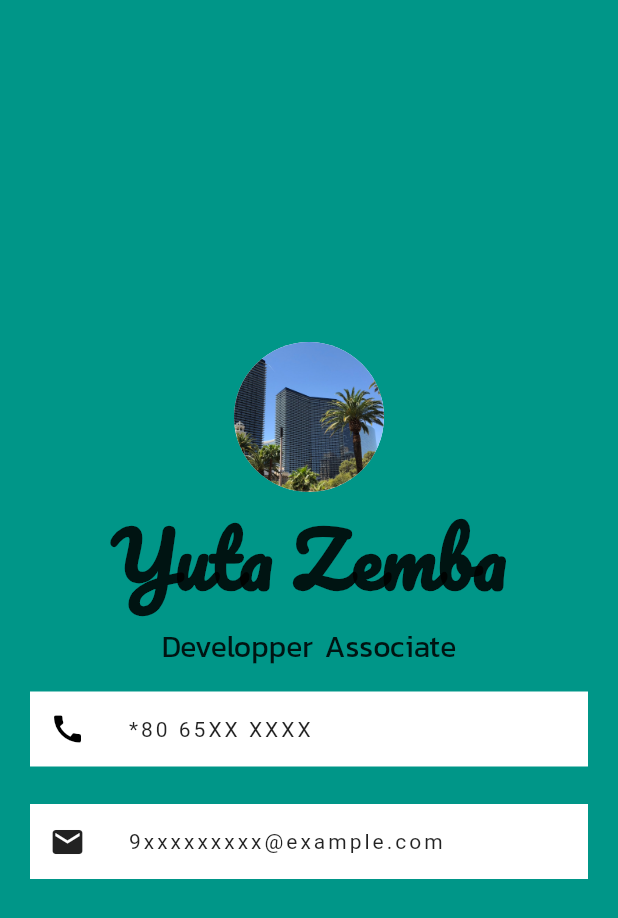
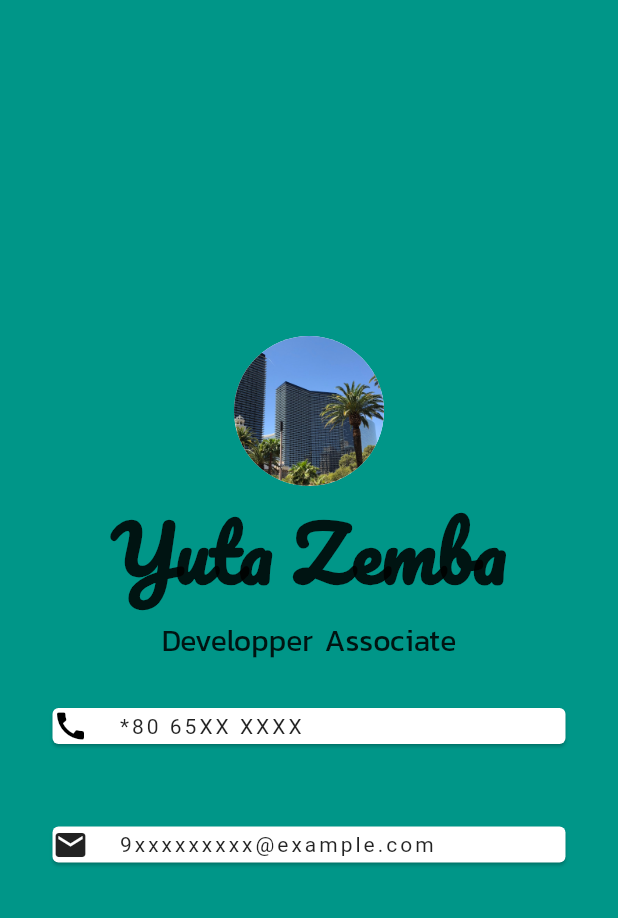
Before and after one commit to 9010atuy/MiCard, a Flutter app: the screen it shows after launch, on a phone screen of 412 x 824 dp. Shown: the top 918 px of the screen. Run offline on Flutter 3.47's test engine with Material 2 defaults, Android fonts, the phone set to English and light mode, and no system bars.

Commit message:
Use Card Widget

```diff
--- a/mi_card/lib/main.dart
+++ b/mi_card/lib/main.dart
@@ -37,16 +37,15 @@ class MyApp extends StatelessWidget {
                     fontSize: 20.0,
                   ),
                 ),
-                Container(
+                Padding(
+                  padding: const EdgeInsets.all(15.0),
+                  child: Card(
                     child: Row(
                       mainAxisAlignment: MainAxisAlignment.start,
                       children: <Widget>[
-                      Padding(
-                        padding: const EdgeInsets.all(8.0),
-                        child: Icon(
+                        Icon(
                           Icons.call,
                           color: Colors.black,
-                        ),
                         ),
                         SizedBox(
                           width: 20.0,
@@ -62,21 +61,20 @@ class MyApp extends StatelessWidget {
                       ],
                     ),
                     color: Colors.white,
-                  padding: EdgeInsets.all(5.0),
                     margin: EdgeInsets.symmetric(
                       horizontal: 20.0,
                       vertical: 15.0,
                     ),
                   ),
-                Container(
+                ),
+                Padding(
+                  padding: const EdgeInsets.all(15.0),
+                  child: Card(
                     child: Row(
                       mainAxisAlignment: MainAxisAlignment.start,
                       children: <Widget>[
-                      Padding(
-                        padding: const EdgeInsets.all(8.0),
-                        child: Icon(
+                        Icon(
                           Icons.mail,
-                        ),
                         ),
                         SizedBox(
                           width: 20.0,
@@ -93,10 +91,10 @@ class MyApp extends StatelessWidget {
                       ],
                     ),
                     color: Colors.white,
-                  padding: EdgeInsets.all(5.0),
                     margin: EdgeInsets.symmetric(
                       horizontal: 20.0,
                       vertical: 10.0,
+                    ),
                   ),
                 ),
               ],
```
Lines whose indentation alone changed are shown as unchanged.
